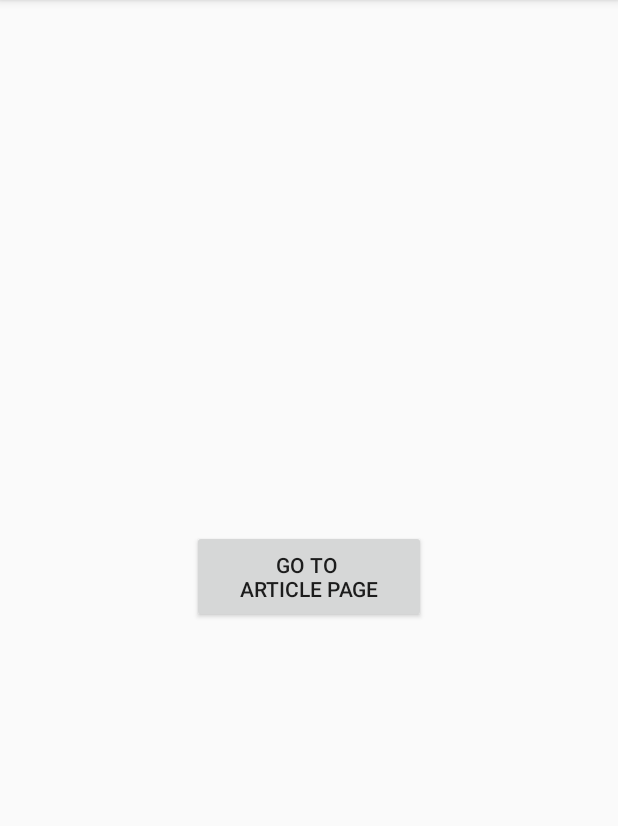
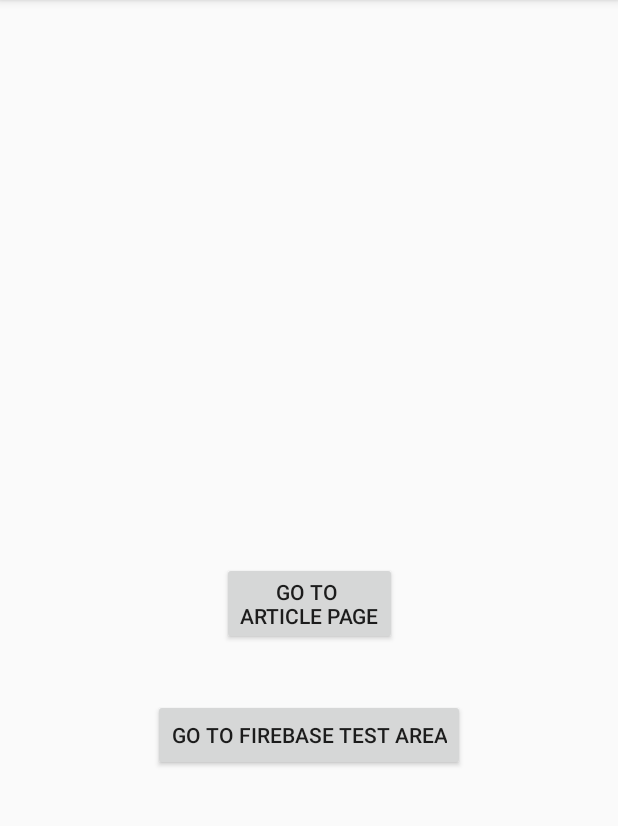
Before and after one commit to lit-luscious-lion-luchadors/The-Universal-Telegram, an Android app: the screen it shows after launch (MainActivity), on a phone screen of 412 x 824 dp, the part 84-910 px from its top. Run offline under Robolectric (Android 15) with nearby library versions, the phone set to English and light mode, and no system bars.

Commit message:
Added intent from mainActivity to Firebase test area

```diff
--- a/app/src/main/java/com/example/the_universal_telegram/MainActivity.java
+++ b/app/src/main/java/com/example/the_universal_telegram/MainActivity.java
@@ -9,6 +9,7 @@ import android.widget.Button;
 public class MainActivity extends AppCompatActivity {
 
     Button articlePageButton;
+    Button fireBaseTesterButton;
 
     @Override
     protected void onCreate(Bundle savedInstanceState) {
@@ -16,11 +17,18 @@ public class MainActivity extends AppCompatActivity {
         setContentView (R.layout.activity_main);
 
         articlePageButton  = (Button) findViewById(R.id.articlePageButton);
+        fireBaseTesterButton = (Button) findViewById(R.id.fireBaseTestButton);
 
         articlePageButton.setOnClickListener(new View.OnClickListener(){
             public void onClick(View v){
                 startActivity(new Intent(MainActivity.this, SecondActivity.class));
             }
         });
+
+        fireBaseTesterButton.setOnClickListener(new View.OnClickListener(){
+            public void onClick(View v){
+                startActivity(new Intent(MainActivity.this, UpdatingFireBaseButtonActivity.class));
+            }
+        });
     }
 }
--- a/app/src/main/res/layout/activity_main.xml
+++ b/app/src/main/res/layout/activity_main.xml
@@ -8,15 +8,21 @@
 
     <Button
         android:id="@+id/articlePageButton"
-        android:layout_width="156dp"
-        android:layout_height="62dp"
-        android:layout_marginStart="8dp"
-        android:layout_marginTop="8dp"
-        android:layout_marginEnd="8dp"
-        android:layout_marginBottom="8dp"
+        android:layout_width="wrap_content"
+        android:layout_height="wrap_content"
+        android:layout_marginBottom="36dp"
         android:text="Go To &#xA;Article Page"
+        app:layout_constraintBottom_toTopOf="@+id/fireBaseTestButton"
+        app:layout_constraintEnd_toEndOf="parent"
+        app:layout_constraintStart_toStartOf="parent" />
+
+    <Button
+        android:id="@+id/fireBaseTestButton"
+        android:layout_width="wrap_content"
+        android:layout_height="wrap_content"
+        android:layout_marginBottom="254dp"
+        android:text="@string/fireBaseTester"
         app:layout_constraintBottom_toBottomOf="parent"
         app:layout_constraintEnd_toEndOf="parent"
-        app:layout_constraintStart_toStartOf="parent"
-        app:layout_constraintTop_toTopOf="parent" />
+        app:layout_constraintStart_toStartOf="parent" />
 </android.support.constraint.ConstraintLayout>
--- a/app/src/main/res/values/strings.xml
+++ b/app/src/main/res/values/strings.xml
@@ -6,4 +6,5 @@
     <string name="submit_tag">Submit \nTag</string>
     <string name="return_home">Return \nHome</string>
     <string name="dummy_text">Far far away, behind the word mountains, far from the countries Vokalia and Consonantia, there live the blind texts. Separated they live in Bookmarksgrove right at the coast of the Semantics, a large language ocean. A small river named Duden flows by their place and supplies it with the necessary regelialia. It is a paradisematic country, in which roasted parts of sentences fly into your mouth. Even the all-powerful Pointing has no control about the blind texts it is an almost unorthographic life One day however a small line of blind text by the name of Lorem Ipsum decided to leave for the far World of Grammar. The Big Oxmox advised her not to do so, because there were thousands of bad Commas, wild Question Marks and</string>
+    <string name="fireBaseTester">Go to FireBase test area</string>
 </resources>
```
